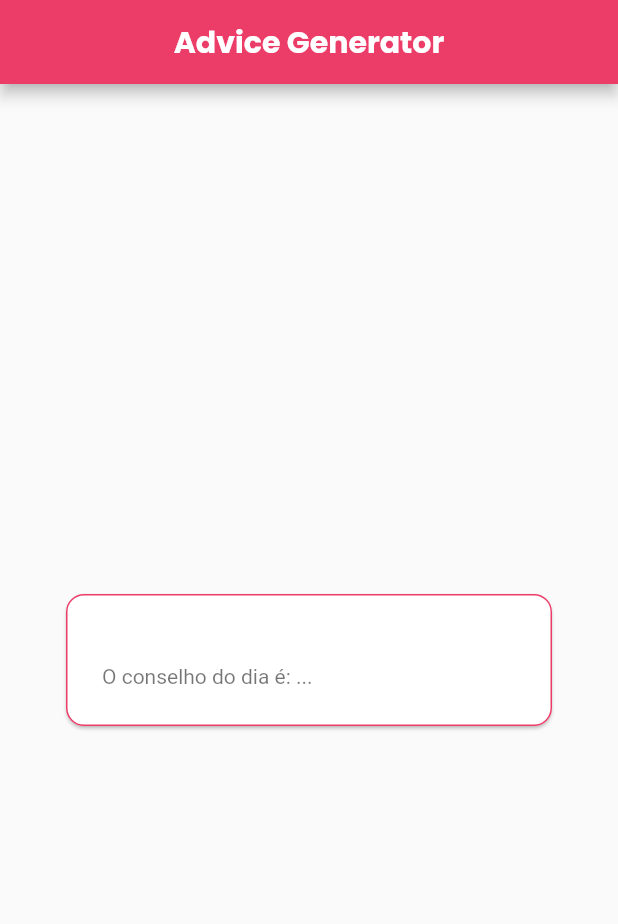
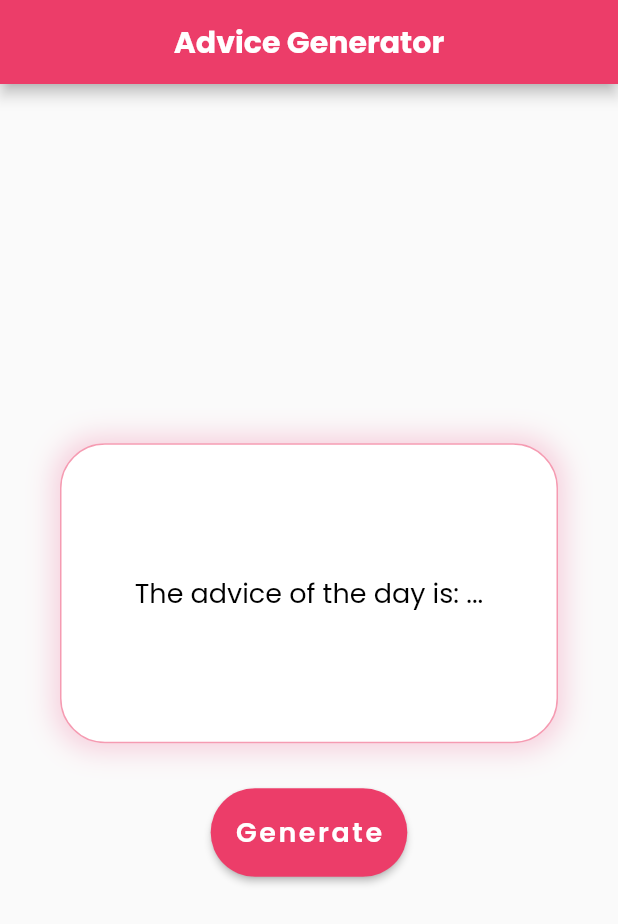
Before and after one commit to natimello/advice-app, a Flutter app: the screen it shows after launch, on a phone screen of 412 x 824 dp. Shown: the top 924 px of the screen. Run offline on Flutter 3.47's test engine with Material 2 defaults, Android fonts, the light colour scheme and no system bars; our stand-ins replace google_fonts.

Commit message:
Advice Generator

```diff
--- a/lib/models/advice_model.dart
+++ b/lib/models/advice_model.dart
@@ -1,6 +1,6 @@
 import 'dart:convert';
 
-Advice adviceFromMap(String str) => Advice.fromMap(json.decode(str));
+Advice adviceFromMap(String str) => Advice.fromJson(json.decode(str));
 
 String adviceToMap(Advice data) => json.encode(data.toMap());
 
@@ -11,7 +11,7 @@ class Advice {
         required this.slip,
     });
 
-    factory Advice.fromMap(Map<String, dynamic> json) => Advice(
+    factory Advice.fromJson(Map<String, dynamic> json) => Advice(
         slip: Slip.fromMap(json["slip"]),
     );
 
--- a/lib/pages/advice_page.dart
+++ b/lib/pages/advice_page.dart
@@ -11,7 +11,7 @@ class AdvicePage extends StatefulWidget {
 }
 
 class _AdvicePageState extends State<AdvicePage> {
-  String advice = 'Advice of the day';
+  String advice = 'The advice of the day is: ...';
   Advice? data;
 
   void handleGetAdvice() async {
@@ -36,38 +36,74 @@ class _AdvicePageState extends State<AdvicePage> {
         centerTitle: true,
         backgroundColor: const Color.fromARGB(255, 236, 61, 105),
       ),
-      body: const Center(
+      body: Center(
         child: Column(
           mainAxisAlignment: MainAxisAlignment.center,
           children: [
             Padding(
-              padding: EdgeInsets.symmetric(
+              padding: const EdgeInsets.symmetric(
                 horizontal: 40,
               ),
-              child: Card(
-                shape: RoundedRectangleBorder(
-                  side: BorderSide(
-                    color: Color.fromARGB(255, 236, 61, 105),
+              child: Container(
+                height: 200,
+                width: MediaQuery.of(context).size.width,
+                padding: const EdgeInsets.all(10),
+                decoration: BoxDecoration(
+                  color: Colors.white,
+                  boxShadow: [BoxShadow(
+                    color: Colors.pink.withOpacity(0.2),
+                    blurRadius: 15,
+                    spreadRadius: 4,
+                  ),],
+                  border: Border.all(
+                    color: Color.fromARGB(131, 236, 61, 105),
                   ),
-                  borderRadius: BorderRadius.all(
-                    Radius.circular(12),
-                  ),
+                  borderRadius: BorderRadius.circular(30),
                 ),
-                child: Column(
-                  mainAxisSize: MainAxisSize.min,
-                  children: [
-                    Padding(
-                      padding: EdgeInsets.all(8),
-                      child: ListTile(
-                        subtitle: Text(
-                          'O conselho do dia é: ...',
+                child: Center(
+                  child: data != null
+                      ? Text(
+                          data!.slip.advice,
+                          textAlign: TextAlign.center,
+                          style: GoogleFonts.poppins(
+                            textStyle: const TextStyle(
+                              color: Colors.black,
+                              fontSize: 18,
+                            ),
+                          ),
+                        )
+                      : Text(
+                          advice,
+                          style: GoogleFonts.poppins(
+                            textStyle: const TextStyle(
+                              color: Colors.black,
+                              fontSize: 18,
+                            ),
+                          ),
                         ),
-                      ),
-                    ),
-                  ],
                 ),
               ),
             ),
+            const SizedBox(height: 30),
+            ElevatedButton(
+              style: ElevatedButton.styleFrom(
+                padding: const EdgeInsets.all(16),
+                shape: const StadiumBorder(),
+                backgroundColor: const Color.fromARGB(255, 236, 61, 105),
+              ),
+              child: Text(
+                'Generate',
+                style: GoogleFonts.poppins(
+                  textStyle: const TextStyle(
+                    color: Colors.white,
+                    fontSize: 18,
+                    fontWeight: FontWeight.w600,
+                    letterSpacing: 1.7,
+                  ),
+                ),
+              ),
+              onPressed: () => handleGetAdvice(),
+            )
           ],
         ),
       ),
```
